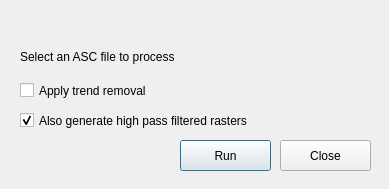
Above: quick_mag_dialog_base.ui from pdurdin/QuickMag before the change. Below: the same form after it.
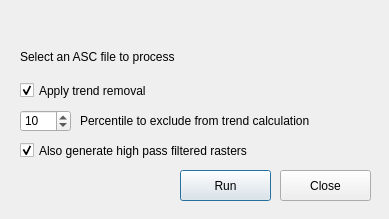
That is the form after the change. Custom widgets are drawn as their Qt base class.

What changed in the file:
```diff
--- a/quick_mag_dialog_base.ui
+++ b/quick_mag_dialog_base.ui
@@ -7,7 +7,7 @@
     <x>0</x>
     <y>0</y>
     <width>389</width>
-    <height>189</height>
+    <height>219</height>
    </rect>
   </property>
   <property name="sizePolicy">
@@ -36,7 +36,7 @@
    <property name="geometry">
     <rect>
      <x>180</x>
-     <y>140</y>
+     <y>170</y>
      <width>91</width>
      <height>31</height>
     </rect>
@@ -55,7 +55,7 @@
    <property name="geometry">
     <rect>
      <x>280</x>
-     <y>140</y>
+     <y>170</y>
      <width>91</width>
      <height>31</height>
     </rect>
@@ -90,7 +90,7 @@
    <property name="geometry">
     <rect>
      <x>20</x>
-     <y>110</y>
+     <y>140</y>
      <width>351</width>
      <height>21</height>
     </rect>
@@ -107,12 +107,50 @@
     <rect>
      <x>20</x>
      <y>80</y>
-     <width>351</width>
+     <width>151</width>
      <height>21</height>
     </rect>
    </property>
    <property name="text">
     <string>Apply trend removal</string>
+   </property>
+   <property name="checked">
+    <bool>true</bool>
+   </property>
+  </widget>
+  <widget class="QLabel" name="quickMagPercentileLabel">
+   <property name="geometry">
+    <rect>
+     <x>80</x>
+     <y>110</y>
+     <width>291</width>
+     <height>21</height>
+    </rect>
+   </property>
+   <property name="text">
+    <string>Percentile to exclude from trend calculation</string>
+   </property>
+  </widget>
+  <widget class="QSpinBox" name="quickMagTrendPercentile">
+   <property name="geometry">
+    <rect>
+     <x>20</x>
+     <y>110</y>
+     <width>51</width>
+     <height>22</height>
+    </rect>
+   </property>
+   <property name="minimum">
+    <number>1</number>
+   </property>
+   <property name="maximum">
+    <number>49</number>
+   </property>
+   <property name="singleStep">
+    <number>5</number>
+   </property>
+   <property name="value">
+    <number>10</number>
    </property>
   </widget>
  </widget>
```
Left out of the diff: 2 changed lines with no effect on the pictures.
